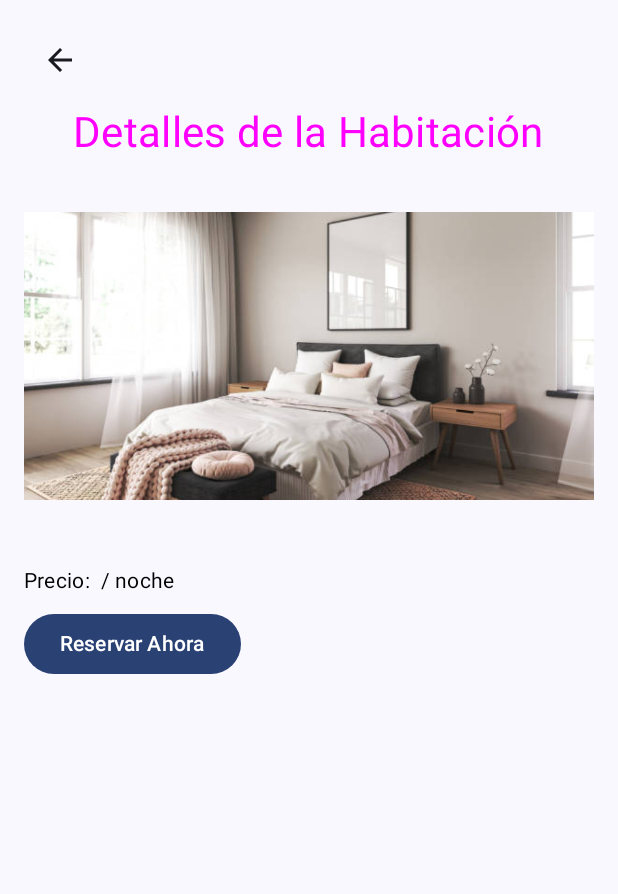
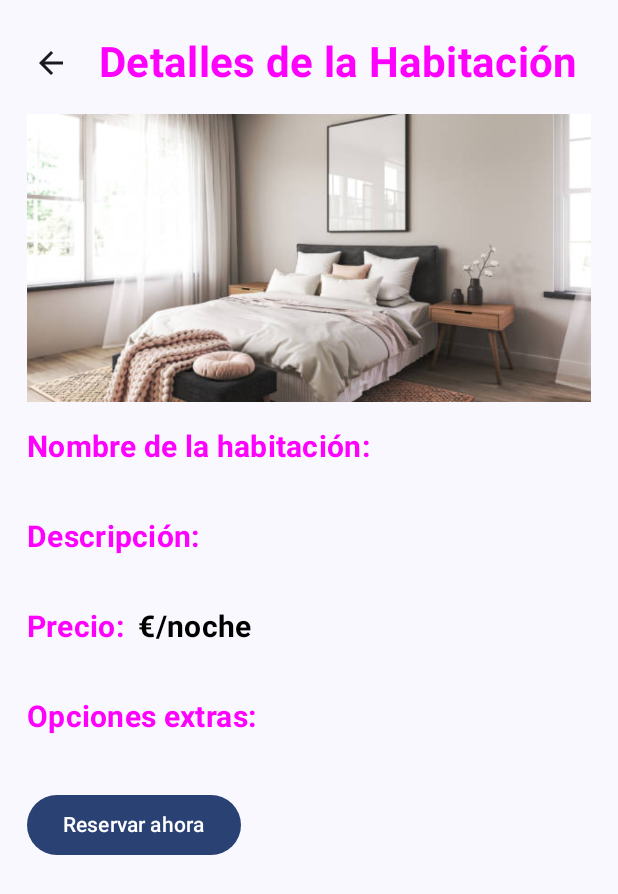
Before and after one commit to IntermodularDAM/APP-ANDROID, an Android app built with Jetpack Compose: the composable RoomDetailsFragment called with empty values, on a phone screen of 412 x 824 dp. Shown: the top 894 px of the screen. Run offline under Robolectric (Android 15) with nearby library versions, the phone set to English and light mode, and no system bars; 3 statements that could not run were skipped.

Commit message:
Otra actualizacion a los roomCards en Android Studio

```diff
--- a/app/src/main/java/dam/intermodular/app/core/navigation/NavigationApp.kt
+++ b/app/src/main/java/dam/intermodular/app/core/navigation/NavigationApp.kt
@@ -36,8 +36,6 @@ fun NavigationApp(){
 
     NavHost(navController=navController, startDestination = Login)
     {
-
-
         composable<Login> {
             LoginScreen(
                 navigationTo = navController,
@@ -54,11 +52,12 @@ fun NavigationApp(){
             FavoritesScreen(navController, habitacionesViewModel)
         }
         composable(
-            "room_details_screen/{roomName}/{roomDescription}/{roomPrice}/{roomImage}/{previousScreen}",
+            "room_details_screen/{roomName}/{roomDescription}/{roomPrice}/{roomOption}/{roomImage}/{previousScreen}",
             arguments = listOf(
                 navArgument("roomName") { type = NavType.StringType },
                 navArgument("roomDescription") { type = NavType.StringType },
                 navArgument("roomPrice") { type = NavType.StringType },
+                navArgument("roomOption") { type = NavType.StringType },
                 navArgument("roomImage") { type = NavType.StringType },
                 navArgument("previousScreen") { type = NavType.StringType }
             )
@@ -66,6 +65,7 @@ fun NavigationApp(){
             val roomName = backStackEntry.arguments?.getString("roomName") ?: ""
             val roomDescription = backStackEntry.arguments?.getString("roomDescription") ?: ""
             val roomPrice = backStackEntry.arguments?.getString("roomPrice") ?: ""
+            val roomOption = backStackEntry.arguments?.getString("roomOption") ?: ""
             val roomImage = backStackEntry.arguments?.getString("roomImage") ?: ""
             val previousScreen = backStackEntry.arguments?.getString("previousScreen") ?: "main_screen"
 
@@ -74,6 +74,7 @@ fun NavigationApp(){
                 roomName = roomName,
                 roomDescription = roomDescription,
                 roomPrice = roomPrice,
+                roomOption = roomOption,
                 roomImage = roomImage,
                 previousScreen = previousScreen
             )
--- a/app/src/main/java/dam/intermodular/app/habitaciones/MainScreen.kt
+++ b/app/src/main/java/dam/intermodular/app/habitaciones/MainScreen.kt
@@ -45,9 +45,9 @@ fun base64ToImageBitmap(base64String: String): ImageBitmap? {
 @SuppressLint("DefaultLocale")
 @Composable
 fun MainScreen(navController: NavHostController, habitacionesViewModel: HabitacionesViewModel = viewModel()) {
-    val habitaciones by habitacionesViewModel.habitaciones.collectAsState()
+    //val habitaciones by habitacionesViewModel.habitaciones.collectAsState()
     val filteredHabitaciones by habitacionesViewModel.filteredHabitaciones.collectAsState()
-    val favoritos by habitacionesViewModel.favoritos.collectAsState()
+    //val favoritos by habitacionesViewModel.favoritos.collectAsState()
 
     val showFilterDialog = remember { mutableStateOf(false) }
     var showNotification by remember { mutableStateOf(false) }
@@ -145,11 +145,19 @@ fun MainScreen(navController: NavHostController, habitacionesViewModel: Habitaci
                             habitacion = habitacion,
                             habitacionesViewModel = habitacionesViewModel,
                             onClick = {
+
+                                val option = when {
+                                    habitacion.opciones.CamaExtra == true -> "CamaExtra"
+                                    habitacion.opciones.Cuna == true -> "Cuna"
+                                    else -> "Ninguna opción"
+                                }
+
                                 val encodedNombre = URLEncoder.encode(habitacion.nombre, StandardCharsets.UTF_8.toString())
                                 val encodedDescripcion = URLEncoder.encode(habitacion.descripcion, StandardCharsets.UTF_8.toString())
+                                val encodedOpciones = URLEncoder.encode(option, StandardCharsets.UTF_8.toString())
                                 val encodedImagenBase64 = URLEncoder.encode(habitacion.imagenBase64, StandardCharsets.UTF_8.toString())
                                 val formattedPrecio = String.format("%.2f", habitacion.precio_noche)
-                                navController.navigate("room_details_screen/$encodedNombre/$encodedDescripcion/$formattedPrecio/$encodedImagenBase64/main_screen")
+                                navController.navigate("room_details_screen/$encodedNombre/$encodedDescripcion/$formattedPrecio/$encodedOpciones/$encodedImagenBase64/main_screen")
                             }
                         )
                     }
--- a/app/src/main/java/dam/intermodular/app/habitaciones/Notificacion.kt
+++ b/app/src/main/java/dam/intermodular/app/habitaciones/Notificacion.kt
@@ -15,6 +15,7 @@ import androidx.compose.ui.unit.dp
 import androidx.compose.ui.Modifier
 import androidx.compose.material3.*
 import androidx.compose.runtime.getValue
+import androidx.compose.runtime.mutableIntStateOf
 import androidx.compose.runtime.mutableStateOf
 import androidx.compose.runtime.remember
 import androidx.compose.runtime.setValue
@@ -28,13 +29,14 @@ fun Notification(
     onDismiss: () -> Unit,
 ) {
     val notificaciones = listOf(
+        "Gracias por confiar en nosotros y usar nuestros servicios",
         "Oferta limitada: Algunas habitaciones cuentan con oferta",
         "Actualización disponible en los próximos días",
         "Verifica tu correo electrónico"
     )
 
     // Estado para el color de fondo cuando el ratón pasa por encima
-    var hoveredIndex by remember { mutableStateOf(-1) }
+    var hoveredIndex by remember { mutableIntStateOf(-1) }
 
 
     if (isVisible) {
--- a/app/src/main/java/dam/intermodular/app/habitaciones/RoomDetailsFragment.kt
+++ b/app/src/main/java/dam/intermodular/app/habitaciones/RoomDetailsFragment.kt
@@ -12,6 +12,10 @@ import androidx.compose.ui.Modifier
 import androidx.compose.ui.graphics.Color
 import androidx.compose.ui.layout.ContentScale
 import androidx.compose.ui.res.painterResource
+import androidx.compose.ui.text.SpanStyle
+import androidx.compose.ui.text.buildAnnotatedString
+import androidx.compose.ui.text.font.FontWeight
+import androidx.compose.ui.text.withStyle
 import androidx.compose.ui.unit.dp
 import androidx.compose.ui.unit.sp
 import androidx.navigation.NavHostController
@@ -24,6 +28,7 @@ fun RoomDetailsFragment(
     roomName: String,
     roomDescription: String,
     roomPrice: String,
+    roomOption: String,
     roomImage: String,
     previousScreen: String
 ) {
@@ -34,12 +39,13 @@ fun RoomDetailsFragment(
     Column(
         modifier = Modifier
             .fillMaxSize()
-            .padding(16.dp),
-        verticalArrangement = Arrangement.spacedBy(8.dp)
+            .padding(18.dp),
+        verticalArrangement = Arrangement.spacedBy(10.dp)
     ) {
         Row(
             modifier = Modifier.fillMaxWidth(),
-            horizontalArrangement = Arrangement.Start
+            horizontalArrangement = Arrangement.Start,
+            verticalAlignment = Alignment.CenterVertically
         ){
             IconButton(onClick = {
                 when(previousScreen) {
@@ -49,31 +55,23 @@ fun RoomDetailsFragment(
                 }
             }) {
                 Icon(
+                    modifier = Modifier
+                        .fillMaxSize()
+                        .padding(end = 16.dp),
                     imageVector = Icons.Filled.ArrowBack,
                     contentDescription = "Volver"
                 )
             }
-        }
 
-        Box(
-            modifier = Modifier.fillMaxWidth()
-        ) {
             Text(
                 text = "Detalles de la Habitación",
                 fontSize = 28.sp,
                 color = Color.Magenta,
-                style = MaterialTheme.typography.bodyMedium,
-                modifier = Modifier.align(Alignment.Center)
+                style = MaterialTheme.typography.bodyMedium.copy(
+                    fontWeight = FontWeight.Bold
+                )
             )
         }
-
-
-        // Título de la habitación
-        Text(
-            text = roomName,
-            fontSize = 22.sp,
-            style = MaterialTheme.typography.bodyMedium
-        )
 
         // Imagen de la habitación
         if (imageBitmap != null) {
@@ -82,7 +80,7 @@ fun RoomDetailsFragment(
                 contentDescription = "Imagen de la habitación",
                 modifier = Modifier
                     .fillMaxWidth()
-                    .height(200.dp)
+                    .height(400.dp)
                     .padding(bottom = 8.dp),
                 contentScale = ContentScale.Crop
             )
@@ -98,19 +96,72 @@ fun RoomDetailsFragment(
             )
         }
 
-        // Descripción
         Text(
-            text = roomDescription,
-            style = MaterialTheme.typography.bodyMedium,
-            color = Color.Gray
+            text = buildAnnotatedString {
+                withStyle(style = SpanStyle(color = Color.Magenta)) {
+                    append("Nombre de la habitación: ")
+                }
+                withStyle(style = SpanStyle(color = Color.Black)) {
+                    append("$roomName")
+                }
+            },
+            fontSize = 20.sp,
+            fontWeight = FontWeight.Bold,
+            style = MaterialTheme.typography.bodyMedium
         )
 
-        // Precio de la habitación
+        Spacer(modifier = Modifier.height(16.dp))
+
+// Descripción
         Text(
-            text = "Precio: $roomPrice / noche",
+            text = buildAnnotatedString {
+                withStyle(style = SpanStyle(color = Color.Magenta)) {
+                    append("Descripción: ")
+                }
+                withStyle(style = SpanStyle(color = Color.Black)) {
+                    append("$roomDescription")
+                }
+            },
             style = MaterialTheme.typography.bodyMedium,
-            color = Color.Black
+            fontWeight = FontWeight.Bold,
+            fontSize = 20.sp
         )
+
+        Spacer(modifier = Modifier.height(16.dp))
+
+// Precio de la habitación
+        Text(
+            text = buildAnnotatedString {
+                withStyle(style = SpanStyle(color = Color.Magenta)) {
+                    append("Precio: ")
+                }
+                withStyle(style = SpanStyle(color = Color.Black)) {
+                    append("$roomPrice €/noche")
+                }
+            },
+            style = MaterialTheme.typography.bodyMedium,
+            fontWeight = FontWeight.Bold,
+            fontSize = 20.sp
+        )
+
+        Spacer(modifier = Modifier.height(16.dp))
+
+// Opciones extras
+        Text(
+            text = buildAnnotatedString {
+                withStyle(style = SpanStyle(color = Color.Magenta)) {
+                    append("Opciones extras: ")
+                }
+                withStyle(style = SpanStyle(color = Color.Black)) {
+                    append(roomOption)
+                }
+            },
+            style = MaterialTheme.typography.bodyMedium,
+            fontWeight = FontWeight.Bold,
+            fontSize = 20.sp
+        )
+
+        Spacer(modifier = Modifier.height(16.dp))
 
         // Botón de reserva
         Button(
@@ -118,7 +169,10 @@ fun RoomDetailsFragment(
                 navController.navigate("main_screen") // Regresar a la pantalla principal
             }
         ) {
-            Text("Reservar Ahora")
+            Text(
+                text = "Reservar ahora",
+
+            )
         }
     }
 }
```
